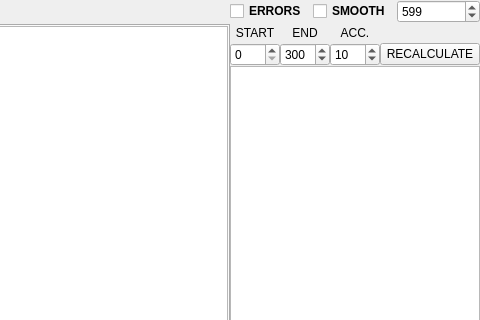
First picture: the form in scripts/lcdft.ui, repository kkotysz/lcView, before the edit; both pictures show x 835 to 1315 and y 0 to 320 of the 1315 by 868 pixel window.
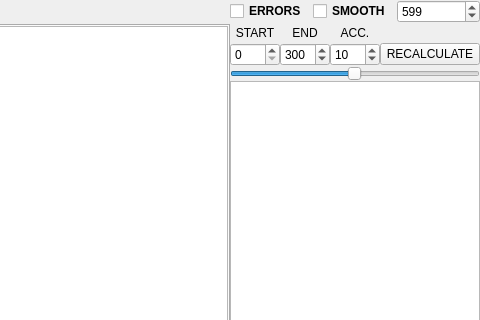
Second picture: the form after the edit. The open tabs and pages were chosen to show the change. Custom widgets are drawn as their Qt base class.

Commit message: fix for small errors + changed phase slider

The edit to the form file:
```diff
--- a/scripts/lcdft.ui
+++ b/scripts/lcdft.ui
@@ -404,6 +404,19 @@
          </layout>
         </widget>
        </item>
+       <item>
+        <widget class="QSlider" name="phase_slider">
+         <property name="maximum">
+          <number>999</number>
+         </property>
+         <property name="value">
+          <number>499</number>
+         </property>
+         <property name="orientation">
+          <enum>Qt::Horizontal</enum>
+         </property>
+        </widget>
+       </item>
        <item>
         <widget class="QTreeView" name="treeView"/>
        </item>
```
Left out of the diff: 5 changed lines with no effect on the pictures. The commit also changes 2 other files.
